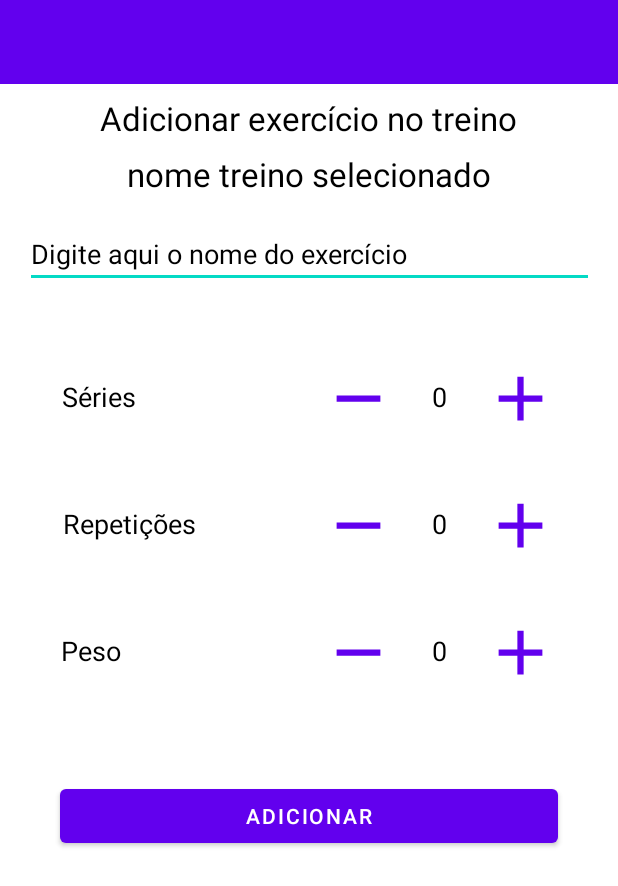
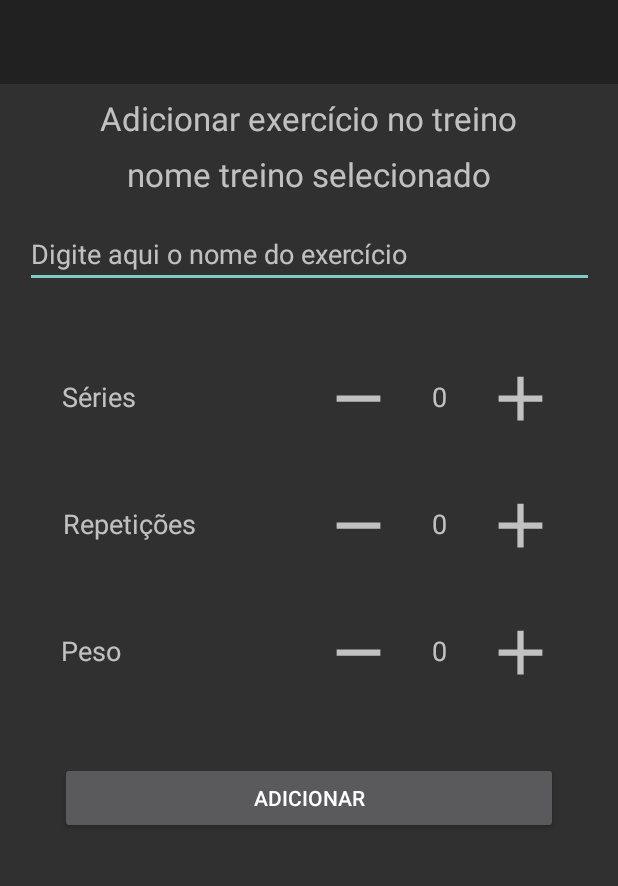
Before and after one commit to devmarcosgarcia/Workout, an Android app: the AddExerciciosActivity screen opened directly, with no data from a screen before it, on a phone screen of 412 x 824 dp. Shown: the top 886 px of the screen. Run offline under Robolectric (Android 15) with nearby library versions, the phone set to English and light mode, and no system bars; Roboto replaces fonts that are not available here.

Commit message:
Troca do tema

```diff
--- a/app/build.gradle
+++ b/app/build.gradle
@@ -6,6 +6,8 @@ plugins {
 android {
     compileSdkVersion 30
     buildToolsVersion "30.0.2"
+
+    android.defaultConfig.vectorDrawables.useSupportLibrary = true
 
     defaultConfig {
         applicationId "br.com.marcosquirinogarcia.workout"
--- a/app/src/main/AndroidManifest.xml
+++ b/app/src/main/AndroidManifest.xml
@@ -8,7 +8,7 @@
         android:label="@string/app_name"
         android:roundIcon="@mipmap/ic_workout_app_round"
         android:supportsRtl="true"
-        android:theme="@style/Theme.Workout">
+        android:theme="@style/Theme.AppCompat.NoActionBar">
 
         <activity
             android:name=".activity.SplashActivity"
--- a/app/src/main/java/br/com/marcosquirinogarcia/workout/activity/AddExerciciosActivity.java
+++ b/app/src/main/java/br/com/marcosquirinogarcia/workout/activity/AddExerciciosActivity.java
@@ -49,7 +49,7 @@ public class AddExerciciosActivity extends AppCompatActivity {
         TextNumSeries = findViewById(R.id.tv_num_series);
         TextNumRepeticoes = findViewById(R.id.tv_num_repeticoes);
         TextPeso = findViewById(R.id.tv_qtd_peso);
-        buttonAddExercicio = findViewById(R.id.btn_add_exercicio);
+        buttonAddExercicio = findViewById(R.id.button_add_exercicio);
         btnRemoveSeries = findViewById(R.id.btn_remove_series);
         btnAddSeries = findViewById(R.id.btn_add_series);
         btnRemoveRepeticoes = findViewById(R.id.btn_remove_repeticoes);
--- a/app/src/main/res/layout/activity_add_exercicios.xml
+++ b/app/src/main/res/layout/activity_add_exercicios.xml
@@ -23,7 +23,7 @@
         android:layout_height="wrap_content"
         android:layout_marginTop="8dp"
         android:text="Adicionar exercício no treino"
-        android:textColor="@color/black"
+        android:textColor="?android:attr/textColorSecondary"
         android:textSize="22sp"
         app:layout_constraintEnd_toEndOf="parent"
         app:layout_constraintHorizontal_bias="0.5"
@@ -36,7 +36,7 @@
         android:layout_height="wrap_content"
         android:layout_marginTop="8dp"
         android:text="nome treino selecionado"
-        android:textColor="@color/black"
+        android:textColor="?android:attr/textColorSecondary"
         android:textSize="22sp"
         app:layout_constraintEnd_toEndOf="parent"
         app:layout_constraintHorizontal_bias="0.5"
@@ -55,8 +55,8 @@
         android:layout_marginRight="24dp"
         android:hint="Digite aqui o nome do exercício"
         android:inputType="textAutoCorrect|text"
-        android:textColor="@color/black"
-        android:textColorHint="@color/black"
+        android:textColor="?android:attr/textColorSecondary"
+        android:textColorHint="?android:attr/textColorSecondary"
         android:textSize="18sp"
         app:layout_constraintEnd_toEndOf="parent"
         app:layout_constraintStart_toStartOf="parent"
@@ -69,7 +69,7 @@
         android:layout_marginEnd="123dp"
         android:layout_marginRight="123dp"
         android:text="Séries"
-        android:textColor="@color/black"
+        android:textColor="?android:attr/textColorSecondary"
         android:textSize="18sp"
         app:layout_constraintBaseline_toBaselineOf="@+id/btn_remove_series"
         app:layout_constraintEnd_toStartOf="@+id/btn_remove_series"
@@ -87,7 +87,7 @@
         android:layout_marginEnd="24dp"
         android:layout_marginRight="24dp"
         android:text="0"
-        android:textColor="@color/black"
+        android:textColor="?android:attr/textColorSecondary"
         android:textSize="18sp"
         app:layout_constraintEnd_toStartOf="@+id/btn_add_series"
         app:layout_constraintHorizontal_bias="0.5"
@@ -102,7 +102,7 @@
         android:layout_marginEnd="133dp"
         android:layout_marginRight="133dp"
         android:text="Peso"
-        android:textColor="@color/black"
+        android:textColor="?android:attr/textColorSecondary"
         android:textSize="18sp"
         app:layout_constraintEnd_toStartOf="@+id/btn_remove_peso"
         app:layout_constraintHorizontal_bias="1.0"
@@ -119,7 +119,7 @@
         android:layout_marginEnd="24dp"
         android:layout_marginRight="24dp"
         android:text="0"
-        android:textColor="@color/black"
+        android:textColor="?android:attr/textColorSecondary"
         android:textSize="18sp"
         app:layout_constraintBaseline_toBaselineOf="@+id/btn_remove_peso"
         app:layout_constraintEnd_toStartOf="@+id/btn_add_peso"
@@ -134,7 +134,7 @@
         android:layout_marginEnd="83dp"
         android:layout_marginRight="83dp"
         android:text="Repetições"
-        android:textColor="@color/black"
+        android:textColor="?android:attr/textColorSecondary"
         android:textSize="18sp"
         app:layout_constraintEnd_toStartOf="@+id/btn_remove_repeticoes"
         app:layout_constraintHorizontal_bias="1.0"
@@ -151,22 +151,13 @@
         android:layout_marginEnd="24dp"
         android:layout_marginRight="24dp"
         android:text="0"
-        android:textColor="@color/black"
+        android:textColor="?android:attr/textColorSecondary"
         android:textSize="18sp"
         app:layout_constraintBaseline_toBaselineOf="@+id/btn_remove_repeticoes"
         app:layout_constraintEnd_toStartOf="@+id/btn_add_repeticoes"
         app:layout_constraintHorizontal_bias="0.5"
         app:layout_constraintStart_toEndOf="@+id/btn_remove_repeticoes" />
 
-    <Button
-        android:id="@+id/btn_add_exercicio"
-        android:layout_width="0dp"
-        android:layout_height="wrap_content"
-        android:layout_marginTop="60dp"
-        android:text="Adicionar"
-        app:layout_constraintEnd_toStartOf="@+id/guideline2"
-        app:layout_constraintStart_toStartOf="@+id/guideline"
-        app:layout_constraintTop_toBottomOf="@+id/btn_remove_peso" />
 
     <Button
         android:id="@+id/btn_remove_series"
@@ -242,5 +233,15 @@
         android:orientation="vertical"
         app:layout_constraintGuide_end="40dp" />
 
+    <Button
+        android:id="@+id/button_add_exercicio"
+        android:layout_width="0dp"
+        android:layout_height="wrap_content"
+        android:layout_marginTop="48dp"
+        android:text="Adicionar"
+        app:layout_constraintEnd_toStartOf="@+id/guideline2"
+        app:layout_constraintStart_toStartOf="@+id/guideline"
+        app:layout_constraintTop_toBottomOf="@+id/btn_remove_peso" />
+
 
 </androidx.constraintlayout.widget.ConstraintLayout>
--- a/app/src/main/res/layout/activity_main.xml
+++ b/app/src/main/res/layout/activity_main.xml
@@ -23,13 +23,15 @@
         android:layout_width="wrap_content"
         android:layout_height="wrap_content"
         android:layout_marginEnd="16dp"
+        android:layout_marginRight="16dp"
         android:layout_marginBottom="16dp"
         android:clickable="true"
         android:contentDescription="@string/content_fab"
+        android:focusable="true"
+        app:backgroundTint="@color/purple_700"
         app:layout_constraintBottom_toBottomOf="parent"
         app:layout_constraintEnd_toEndOf="parent"
-        app:srcCompat="@android:drawable/ic_menu_add"
-        android:focusable="true" />
+        app:srcCompat="@drawable/ic_add_button" />
 
     <androidx.recyclerview.widget.RecyclerView
         android:id="@+id/recyclerView_treinos"
--- a/app/src/main/res/layout/activity_treino.xml
+++ b/app/src/main/res/layout/activity_treino.xml
@@ -26,10 +26,10 @@
         android:layout_marginTop="16dp"
         android:layout_marginEnd="16dp"
         android:text="nome treino"
-        android:textSize="24sp"
+        android:textSize="30sp"
         app:layout_constraintBottom_toBottomOf="parent"
         app:layout_constraintEnd_toEndOf="parent"
-        app:layout_constraintHorizontal_bias="0.5"
+        app:layout_constraintHorizontal_bias="0.0"
         app:layout_constraintStart_toStartOf="parent"
         app:layout_constraintTop_toBottomOf="@+id/toolbar_treino_selecionado"
         app:layout_constraintVertical_bias="0.0" />
--- a/app/src/main/res/values/themes.xml
+++ b/app/src/main/res/values/themes.xml
@@ -6,8 +6,8 @@
         <item name="colorPrimaryVariant">@color/purple_700</item>
         <item name="colorOnPrimary">@color/white</item>
         <!-- Secondary brand color. -->
-        <item name="colorSecondary">@color/teal_200</item>
-        <item name="colorSecondaryVariant">@color/teal_700</item>
+        <item name="colorSecondary">@color/purple_700</item>
+        <item name="colorSecondaryVariant">@color/purple_700</item>
         <item name="colorOnSecondary">@color/black</item>
         <!-- Status bar color. -->
         <item name="android:statusBarColor" tools:targetApi="l">?attr/colorPrimaryVariant</item>
```
Also changed, not shown: app/src/main/java/br/com/marcosquirinogarcia/workout/activity/AddTreinoActivity.java (+17 -24 lines), app/src/main/res/layout/lista_exercicio_adapter.xml (+8 -2 lines), app/src/main/res/menu/menu_add_edit_treino.xml (deleted, +0 -10 lines), app/src/main/res/values/styles.xml (added, +9 -0 lines).
